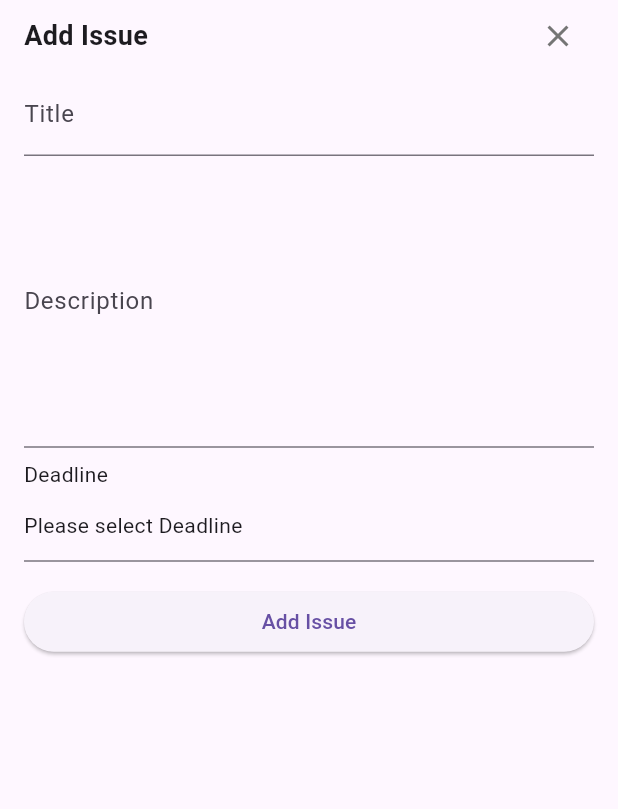
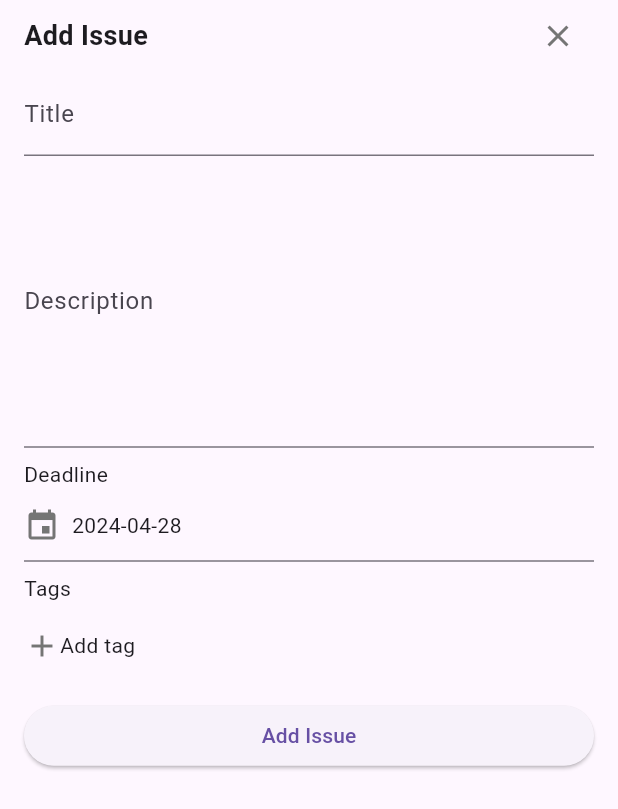
Before and after one commit to FrankNTNU/smart_collab, a Flutter app: the AddOrEditIssueSheet widget shown alone on an empty page, opened directly with empty values, on a phone screen of 412 x 824 dp. Shown: the top 809 px of the screen. Run offline on Flutter 3.47's test engine with Material 3 defaults, Android fonts, the phone set to English and light mode, and no system bars; our stand-ins replace cached_network_image, cloud_firestore, easy_localization, firebase_auth, firebase_core, firebase_storage and 8 more; accounts and stored records are empty; network calls fail.

Commit message:
Fix issue screen tag selection menu

```diff
--- a/lib/screens/issue_screen.dart
+++ b/lib/screens/issue_screen.dart
@@ -259,7 +259,7 @@ class _IssueScreenState extends ConsumerState<IssueScreen> {
                                   showDragHandle: true,
                                   context: context,
                                   builder: (context) {
-                                    return FilterTagsSelectionMenu(
+                                    return TagsSelectionMenu(
                                       purpose: TagSelectionPurpose.editIssue,
                                       initialTags: issueData.tags,
                                       onSelected: _onTagToggle,
--- a/lib/screens/team_screen.dart
+++ b/lib/screens/team_screen.dart
@@ -85,10 +85,6 @@ class _TeamScreenState extends ConsumerState<TeamScreen> {
     final isOwnerOrAdmin =
         teamData.roles[uid] == 'owner' || teamData.roles[uid] == 'admin';
 
-    final isFetching = ref.watch(issueProvider(widget.team.id!).select(
-        (value) =>
-            value.apiStatus == ApiStatus.loading &&
-            value.performedAction == PerformedAction.fetch));
     return Scaffold(
       appBar: AppBar(
         title: Tooltip(
@@ -270,7 +266,7 @@ class _TeamScreenState extends ConsumerState<TeamScreen> {
 if (_mainFeatureTabIndex == MainFeatureTabIndex.home)
           Issues(teamId: teamData.id!),
           if (_mainFeatureTabIndex == MainFeatureTabIndex.home)
-          if (isFetching) const Center(child: CircularProgressIndicator()),
+
           if (_mainFeatureTabIndex == MainFeatureTabIndex.activities)
           ActivityScreen(teamId: widget.team.id!, isModal: false,),
         ],
--- a/lib/utils/time_utils.dart
+++ b/lib/utils/time_utils.dart
@@ -7,9 +7,13 @@ class TimeUtils {
   static String getFuzzyTime(DateTime time, {int onlyFuzzyDaysBefore = 3, BuildContext? context}) {
 
     final daysAgo = DateTime.now().difference(time).inDays;
-    final locale = '${context?.locale.languageCode}_${context?.locale.countryCode}';
+    final locale = getLocale(context!);
     final createdAtMessage =
         daysAgo > onlyFuzzyDaysBefore ? time.toString() : timeago.format(time, locale: locale);
     return createdAtMessage;
   }
+  // get locale from context
+  static String getLocale(BuildContext context) {
+    return '${context.locale.languageCode}_${context.locale.countryCode}';
+  }
 }
--- a/lib/widgets/add_or_edit_issue_sheet.dart
+++ b/lib/widgets/add_or_edit_issue_sheet.dart
@@ -1,8 +1,10 @@
 import 'package:easy_localization/easy_localization.dart';
 import 'package:flutter/material.dart';
 import 'package:flutter_riverpod/flutter_riverpod.dart';
+import 'package:smart_collab/screens/filter_tags_selection_menu.dart';
 import 'package:smart_collab/services/issue_controller.dart';
 import 'package:smart_collab/widgets/add_or_edit_team_sheet.dart';
+import 'package:smart_collab/widgets/issue_tags.dart';
 import 'package:smart_collab/widgets/title_text.dart';
 
 import '../services/activity_controller.dart';
@@ -31,6 +33,8 @@ class _AddIssueSheetState extends ConsumerState<AddOrEditIssueSheet> {
   // enteredDeadline
   DateTime? _enteredDeadline;
   late double _distanceToField;
+  // enteredTags
+  final List<String> _enteredTags = [];
   // error message
   String? _errorMessage;
   // description editing controller
@@ -44,6 +48,15 @@ class _AddIssueSheetState extends ConsumerState<AddOrEditIssueSheet> {
   @override
   void initState() {
     super.initState();
+    if ( //add
+        widget.addOrEdit == AddorEdit.add) {
+      setState(() {
+        _enteredDeadline = // 7 days from now
+            DateTime.now().add(
+          const Duration(days: 7),
+        );
+      });
+    }
     if (widget.addOrEdit == AddorEdit.edit) {
       setState(() {
         _enteredTitle = widget.issue!.title;
@@ -97,6 +110,10 @@ class _AddIssueSheetState extends ConsumerState<AddOrEditIssueSheet> {
                 description: _enteredDescription,
                 deadline: _enteredDeadline,
               );
+      // add tags to isse
+      await ref.read(issueProvider(widget.teamId).notifier).addTagsToIssue(
+            issueId: issueId,
+            tags: _enteredTags,);
       final message = TranslationKeys.xAddedANewIssueY.tr(args: [
         username,
         _enteredTitle,
@@ -139,7 +156,7 @@ class _AddIssueSheetState extends ConsumerState<AddOrEditIssueSheet> {
           right: 16, // bottom viewinset
           bottom: MediaQuery.of(context).viewInsets.bottom),
       child: SizedBox(
-        height: MediaQuery.of(context).size.height * 0.7,
+        height: MediaQuery.of(context).size.height * 0.8,
         child: Form(
           key: _formKey,
           child: ListView(
@@ -158,7 +175,8 @@ class _AddIssueSheetState extends ConsumerState<AddOrEditIssueSheet> {
               // title
               TextFormField(
                 initialValue: _enteredTitle,
-                decoration:  InputDecoration(labelText: TranslationKeys.title.tr()),
+                decoration:
+                    InputDecoration(labelText: TranslationKeys.title.tr()),
                 validator: (value) {
                   if (value!.isEmpty) {
                     return TranslationKeys.pleaseEnterSomething.tr(args: [
@@ -224,7 +242,12 @@ class _AddIssueSheetState extends ConsumerState<AddOrEditIssueSheet> {
                   decoration: InputDecoration(
                     errorText: _errorMessage,
                   ),
-                  child: Container(
+                  child: Row(
+                    children: [
+                      // event icon
+                      const Icon(Icons.event),
+                      const SizedBox(width: 8),
+                      Container(
                         padding: const EdgeInsets.symmetric(vertical: 4),
                         child: Text(_enteredDeadline == null
                             ? TranslationKeys.pleaseSelectSomething.tr(
@@ -232,6 +255,45 @@ class _AddIssueSheetState extends ConsumerState<AddOrEditIssueSheet> {
                               )
                             : _enteredDeadline.toString().substring(0, 10)),
                       ),
+                    ],
+                  ),
+                ),
+              ),
+              if (widget.addOrEdit == AddorEdit.add)
+                Padding(
+                  padding: const EdgeInsets.symmetric(vertical: 8),
+                  child: Text(TranslationKeys.tags.tr()),
+                ),
+              // tags field
+              if (widget.addOrEdit == AddorEdit.add)
+                InkWell(
+                  onTap: () {
+                    showModalBottomSheet(
+                      isScrollControlled: true,
+                      enableDrag: true,
+                      showDragHandle: true,
+                      context: context,
+                      builder: (context) {
+                        return TagsSelectionMenu(
+                            onSelected: (tag) {
+                              setState(() {
+                                if (_enteredTags.contains(tag)) {
+                                  _enteredTags.remove(tag);
+                                } else {
+                                  _enteredTags.add(tag);
+                                }
+                              });
+                            },
+                            initialTags: _enteredTags,
+                            teamId: widget.teamId,
+                            purpose: TagSelectionPurpose.editIssue);
+                      },
+                    );
+                  },
+                  child: IssueTags(
+                    tags: _enteredTags,
+                    teamId: widget.teamId,
+                    isEditable: true,
                   ),
                 ),
               const SizedBox(
--- a/lib/widgets/issue_tags.dart
+++ b/lib/widgets/issue_tags.dart
@@ -1,5 +1,7 @@
+import 'package:easy_localization/easy_localization.dart';
 import 'package:flutter/material.dart';
 
+import '../utils/translation_keys.dart';
 import 'issue_tag_chip.dart';
 
 class IssueTags extends StatelessWidget {
@@ -30,12 +32,12 @@ class IssueTags extends StatelessWidget {
             ),
         if (isEditable && tags.isEmpty)
           // add tag chip
-          const Padding(
-            padding: EdgeInsets.symmetric(vertical: 8),
+           Padding(
+            padding: const EdgeInsets.symmetric(vertical: 8),
             child: Row(
               children: [
-                Icon(Icons.add),
-                Text('Add tag'),
+                const Icon(Icons.add),
+                Text(TranslationKeys.addTag.tr()),
               ],
             ),
           ),
--- a/lib/widgets/teams.dart
+++ b/lib/widgets/teams.dart
@@ -108,8 +108,6 @@ class _TeamsState extends ConsumerState<Teams> {
             itemBuilder: (context, index) {
               return InkWell(
                 onTap: () {
-                  // go to team screen
-                  //Navigator.pushNamed(context, '/team', arguments: teams[index]);
                   Navigator.push(
                     context,
                     MaterialPageRoute(
```
Also changed, not shown: lib/screens/calendar_view.dart (+71 -22 lines), lib/screens/filter_tags_selection_menu.dart (+4 -4 lines), lib/services/issue_controller.dart (+32 -1 lines), lib/widgets/issues.dart (+12 -4 lines). Lines whose indentation alone changed are shown as unchanged.
